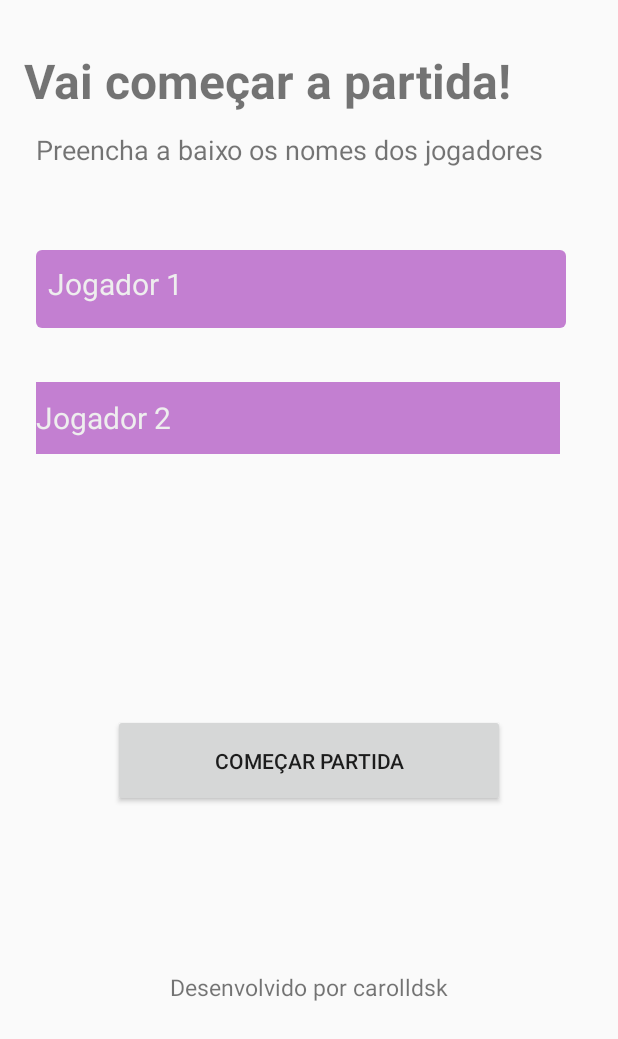
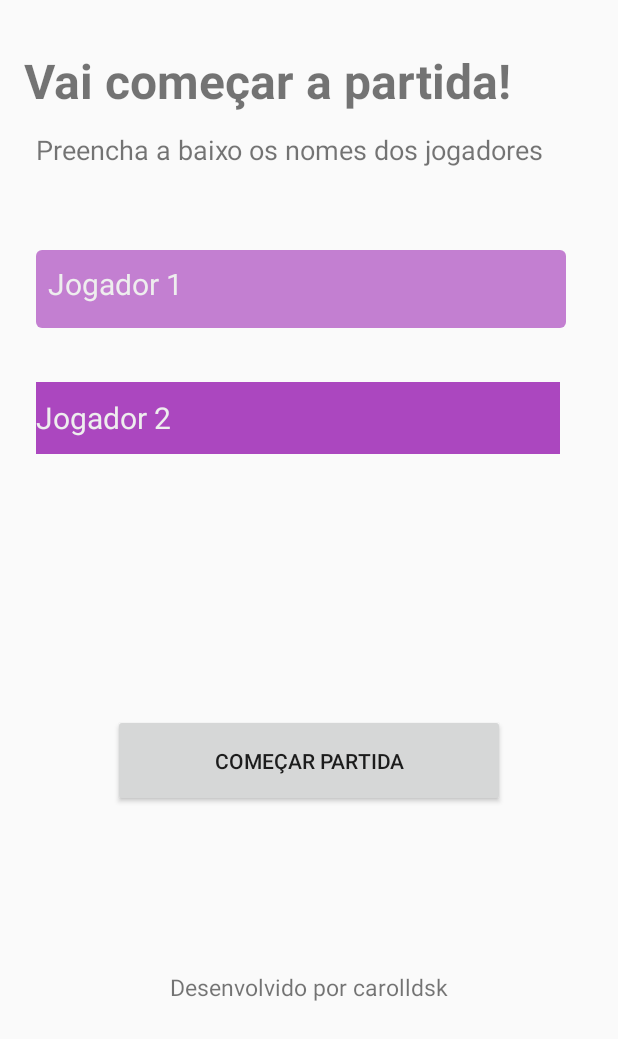
Before and after one commit to carolldsk/KotlinCodes, an Android app: the screen it shows after launch (PlayerActivity), on a phone screen of 412 x 824 dp, the part 197-1236 px from its top. Run offline under Robolectric (Android 15) with nearby library versions, the phone set to English and light mode, and no system bars.

Commit message:
Layout color

```diff
--- a/PingPong/app/src/main/res/layout/activity_player.xml
+++ b/PingPong/app/src/main/res/layout/activity_player.xml
@@ -50,7 +50,7 @@
             app:layout_constraintTop_toBottomOf="@+id/editText"
             app:layout_constraintStart_toStartOf="@+id/editText" app:layout_constraintEnd_toEndOf="@+id/editText"
             app:layout_constraintHorizontal_bias="0.0" android:hint="Jogador 2"
-            android:background="@color/background_home" style="@style/home_input"/>
+            android:background="@color/background_away" style="@style/home_input"/>
     <Button
             android:text="Começar partida"
             android:layout_width="261dp"
```
